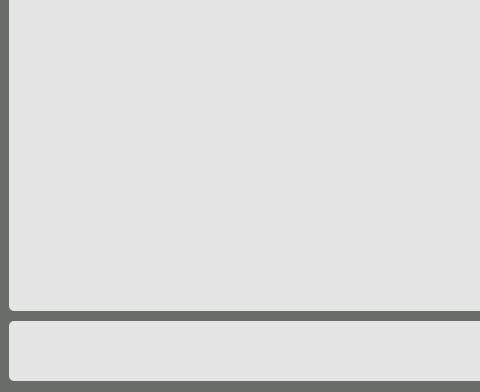
This is src/jp_balancerunscreen/jp_balancerun.ui in Jsvi53/qt_custom_widget as Qt 5 draws it before an edit; both pictures show x 0 to 480 and y 408 to 800 of the 1280 by 800 pixel window. The edited form follows.
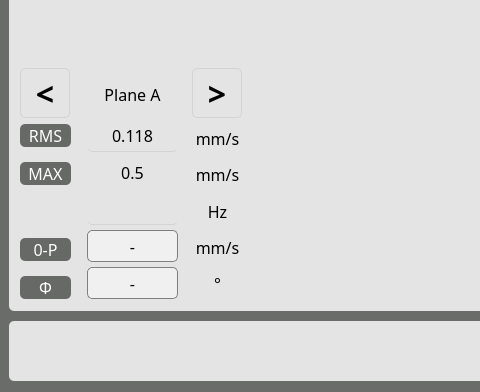
This is the edited form. Icons and pictures are not drawn.

Diff of the .ui file:
```diff
--- a/src/jp_balancerunscreen/jp_balancerun.ui
+++ b/src/jp_balancerunscreen/jp_balancerun.ui
@@ -862,39 +862,628 @@
           </widget>
          </item>
          <item>
-          <widget class="QScrollArea" name="scrollArea">
-           <property name="font">
-            <font>
-             <family>微软雅黑</family>
-             <pointsize>14</pointsize>
-            </font>
-           </property>
-           <property name="styleSheet">
-            <string notr="true">QScrollArea {
-	border: none;
-	background-color: rgb(228, 228, 228);
-}</string>
-           </property>
-           <property name="widgetResizable">
-            <bool>true</bool>
-           </property>
-           <widget class="QWidget" name="scrollAreaWidgetContents">
+          <widget class="QWidget" name="mainworkContainer" native="true">
+           <widget class="QWidget" name="horizontalLayoutWidget_7">
             <property name="geometry">
              <rect>
               <x>0</x>
               <y>0</y>
-              <width>1259</width>
-              <height>524</height>
+              <width>1261</width>
+              <height>526</height>
              </rect>
             </property>
-            <property name="styleSheet">
-             <string notr="true">QWidget {
-	border: none;
-	background-color: rgb(228, 228, 228);
-
+            <layout class="QHBoxLayout" name="horizontalLayout_5" stretch="11,10">
+             <property name="spacing">
+              <number>0</number>
+             </property>
+             <item>
+              <widget class="QWidget" name="leftContainer" native="true">
+               <widget class="QWidget" name="verticalLayoutWidget_3">
+                <property name="geometry">
+                 <rect>
+                  <x>-1</x>
+                  <y>-1</y>
+                  <width>661</width>
+                  <height>526</height>
+                 </rect>
+                </property>
+                <layout class="QVBoxLayout" name="verticalLayout_2" stretch="56,49">
+                 <property name="spacing">
+                  <number>0</number>
+                 </property>
+                 <item>
+                  <widget class="QWidget" name="spectrumContainer" native="true"/>
+                 </item>
+                 <item>
+                  <widget class="QWidget" name="widget_2" native="true">
+                   <property name="maximumSize">
+                    <size>
+                     <width>2000</width>
+                     <height>2000</height>
+                    </size>
+                   </property>
+                   <widget class="QWidget" name="horizontalLayoutWidget_8">
+                    <property name="geometry">
+                     <rect>
+                      <x>-1</x>
+                      <y>-1</y>
+                      <width>661</width>
+                      <height>246</height>
+                     </rect>
+                    </property>
+                    <layout class="QHBoxLayout" name="horizontalLayout_6">
+                     <item>
+                      <spacer name="horizontalSpacer_10">
+                       <property name="orientation">
+                        <enum>Qt::Horizontal</enum>
+                       </property>
+                       <property name="sizeType">
+                        <enum>QSizePolicy::Fixed</enum>
+                       </property>
+                       <property name="sizeHint" stdset="0">
+                        <size>
+                         <width>10</width>
+                         <height>20</height>
+                        </size>
+                       </property>
+                      </spacer>
+                     </item>
+                     <item>
+                      <widget class="QWidget" name="widget_4" native="true">
+                       <property name="minimumSize">
+                        <size>
+                         <width>60</width>
+                         <height>0</height>
+                        </size>
+                       </property>
+                       <property name="maximumSize">
+                        <size>
+                         <width>200</width>
+                         <height>16777215</height>
+                        </size>
+                       </property>
+                       <widget class="QWidget" name="verticalLayoutWidget_4">
+                        <property name="geometry">
+                         <rect>
+                          <x>-1</x>
+                          <y>-1</y>
+                          <width>61</width>
+                          <height>246</height>
+                         </rect>
+                        </property>
+                        <layout class="QVBoxLayout" name="verticalLayout_3">
+                         <property name="spacing">
+                          <number>15</number>
+                         </property>
+                         <property name="leftMargin">
+                          <number>5</number>
+                         </property>
+                         <property name="topMargin">
+                          <number>10</number>
+                         </property>
+                         <property name="rightMargin">
+                          <number>5</number>
+                         </property>
+                         <property name="bottomMargin">
+                          <number>5</number>
+                         </property>
+                         <item>
+                          <widget class="QPushButton" name="pushButton">
+                           <property name="minimumSize">
+                            <size>
+                             <width>50</width>
+                             <height>50</height>
+                            </size>
+                           </property>
+                           <property name="maximumSize">
+                            <size>
+                             <width>50</width>
+                             <height>50</height>
+                            </size>
+                           </property>
+                           <property name="font">
+                            <font>
+                             <family>宋体</family>
+                             <pointsize>24</pointsize>
+                             <weight>75</weight>
+                             <bold>true</bold>
+                            </font>
+                           </property>
+                           <property name="styleSheet">
+                            <string notr="true">QPushButton {
+	border: 1px solid lightgray;
+}</string>
+                           </property>
+                           <property name="text">
+                            <string>&lt;</string>
+                           </property>
+                          </widget>
+                         </item>
+                         <item>
+                          <widget class="QLabel" name="label">
+                           <property name="font">
+                            <font>
+                             <family>微软雅黑</family>
+                             <pointsize>12</pointsize>
+                            </font>
+                           </property>
+                           <property name="styleSheet">
+                            <string notr="true">QLabel {
+	color: white;
+	background-color: rgb(102, 105, 102);
 }
 </string>
-            </property>
+                           </property>
+                           <property name="text">
+                            <string>RMS</string>
+                           </property>
+                           <property name="alignment">
+                            <set>Qt::AlignCenter</set>
+                           </property>
+                          </widget>
+                         </item>
+                         <item>
+                          <widget class="QLabel" name="label_2">
+                           <property name="font">
+                            <font>
+                             <family>微软雅黑</family>
+                             <pointsize>12</pointsize>
+                            </font>
+                           </property>
+                           <property name="styleSheet">
+                            <string notr="true">QLabel {
+	color: white;
+	background-color: rgb(102, 105, 102);
+}
+</string>
+                           </property>
+                           <property name="text">
+                            <string>MAX</string>
+                           </property>
+                           <property name="alignment">
+                            <set>Qt::AlignCenter</set>
+                           </property>
+                          </widget>
+                         </item>
+                         <item>
+                          <widget class="QLabel" name="label_3">
+                           <property name="font">
+                            <font>
+                             <family>微软雅黑</family>
+                             <pointsize>12</pointsize>
+                            </font>
+                           </property>
+                           <property name="text">
+                            <string> </string>
+                           </property>
+                          </widget>
+                         </item>
+                         <item>
+                          <widget class="QLabel" name="label_4">
+                           <property name="font">
+                            <font>
+                             <family>微软雅黑</family>
+                             <pointsize>12</pointsize>
+                            </font>
+                           </property>
+                           <property name="styleSheet">
+                            <string notr="true">QLabel {
+	color: white;
+	background-color: rgb(102, 105, 102);
+}
+</string>
+                           </property>
+                           <property name="text">
+                            <string>0-P</string>
+                           </property>
+                           <property name="alignment">
+                            <set>Qt::AlignCenter</set>
+                           </property>
+                          </widget>
+                         </item>
+                         <item>
+                          <widget class="QLabel" name="label_5">
+                           <property name="font">
+                            <font>
+                             <family>微软雅黑</family>
+                             <pointsize>12</pointsize>
+                             <weight>50</weight>
+                             <bold>false</bold>
+                            </font>
+                           </property>
+                           <property name="styleSheet">
+                            <string notr="true">QLabel {
+	color: white;
+	background-color: rgb(102, 105, 102);
+}
+</string>
+                           </property>
+                           <property name="text">
+                            <string>Φ</string>
+                           </property>
+                           <property name="alignment">
+                            <set>Qt::AlignCenter</set>
+                           </property>
+                          </widget>
+                         </item>
+                        </layout>
+                       </widget>
+                      </widget>
+                     </item>
+                     <item>
+                      <widget class="QWidget" name="widget_5" native="true">
+                       <property name="minimumSize">
+                        <size>
+                         <width>100</width>
+                         <height>0</height>
+                        </size>
+                       </property>
+                       <property name="maximumSize">
+                        <size>
+                         <width>100</width>
+                         <height>16777215</height>
+                        </size>
+                       </property>
+                       <widget class="QWidget" name="verticalLayoutWidget_5">
+                        <property name="geometry">
+                         <rect>
+                          <x>0</x>
+                          <y>-1</y>
+                          <width>101</width>
+                          <height>246</height>
+                         </rect>
+                        </property>
+                        <layout class="QVBoxLayout" name="verticalLayout_5">
+                         <property name="spacing">
+                          <number>5</number>
+                         </property>
+                         <property name="leftMargin">
+                          <number>5</number>
+                         </property>
+                         <property name="topMargin">
+                          <number>20</number>
+                         </property>
+                         <property name="rightMargin">
+                          <number>5</number>
+                         </property>
+                         <property name="bottomMargin">
+                          <number>5</number>
+                         </property>
+                         <item>
+                          <widget class="QLabel" name="label_6">
+                           <property name="font">
+                            <font>
+                             <family>微软雅黑</family>
+                             <pointsize>12</pointsize>
+                            </font>
+                           </property>
+                           <property name="text">
+                            <string>Plane A</string>
+                           </property>
+                           <property name="alignment">
+                            <set>Qt::AlignCenter</set>
+                           </property>
+                          </widget>
+                         </item>
+                         <item>
+                          <spacer name="verticalSpacer">
+                           <property name="orientation">
+                            <enum>Qt::Vertical</enum>
+                           </property>
+                           <property name="sizeType">
+                            <enum>QSizePolicy::Fixed</enum>
+                           </property>
+                           <property name="sizeHint" stdset="0">
+                            <size>
+                             <width>20</width>
+                             <height>5</height>
+                            </size>
+                           </property>
+                          </spacer>
+                         </item>
+                         <item>
+                          <widget class="QLabel" name="label_7">
+                           <property name="font">
+                            <font>
+                             <family>微软雅黑</family>
+                             <pointsize>12</pointsize>
+                            </font>
+                           </property>
+                           <property name="styleSheet">
+                            <string notr="true">QLabel {
+	border-bottom: 1px solid lightgray;
+}</string>
+                           </property>
+                           <property name="text">
+                            <string>0.118</string>
+                           </property>
+                           <property name="alignment">
+                            <set>Qt::AlignCenter</set>
+                           </property>
+                          </widget>
+                         </item>
+                         <item>
+                          <widget class="QLabel" name="label_8">
+                           <property name="font">
+                            <font>
+                             <family>微软雅黑</family>
+                             <pointsize>12</pointsize>
+                            </font>
+                           </property>
+                           <property name="text">
+                            <string>0.5</string>
+                           </property>
+                           <property name="alignment">
+                            <set>Qt::AlignCenter</set>
+                           </property>
+                          </widget>
+                         </item>
+                         <item>
+                          <widget class="QLabel" name="label_9">
+                           <property name="font">
+                            <font>
+                             <family>微软雅黑</family>
+                             <pointsize>12</pointsize>
+                            </font>
+                           </property>
+                           <property name="styleSheet">
+                            <string notr="true">QLabel {
+	border-bottom: 1px solid lightgray;
+}</string>
+                           </property>
+                           <property name="text">
+                            <string/>
+                           </property>
+                           <property name="alignment">
+                            <set>Qt::AlignCenter</set>
+                           </property>
+                          </widget>
+                         </item>
+                         <item>
+                          <widget class="QLabel" name="label_10">
+                           <property name="font">
+                            <font>
+                             <family>微软雅黑</family>
+                             <pointsize>12</pointsize>
+                            </font>
+                           </property>
+                           <property name="styleSheet">
+                            <string notr="true">QLabel {
+    background-color: rgb(240, 240, 240);
+    border: 1px solid rgb(127, 127, 127);
+}</string>
+                           </property>
+                           <property name="text">
+                            <string>-</string>
+                           </property>
+                           <property name="alignment">
+                            <set>Qt::AlignCenter</set>
+                           </property>
+                          </widget>
+                         </item>
+                         <item>
+                          <widget class="QLabel" name="label_11">
+                           <property name="font">
+                            <font>
+                             <family>微软雅黑</family>
+                             <pointsize>12</pointsize>
+                            </font>
+                           </property>
+                           <property name="styleSheet">
+                            <string notr="true">QLabel {
+    background-color: rgb(240, 240, 240);
+    border: 1px solid rgb(127, 127, 127);
+}</string>
+                           </property>
+                           <property name="text">
+                            <string>-</string>
+                           </property>
+                           <property name="alignment">
+                            <set>Qt::AlignCenter</set>
+                           </property>
+                          </widget>
+                         </item>
+                        </layout>
+                       </widget>
+                      </widget>
+                     </item>
+                     <item>
+                      <widget class="QWidget" name="widget_6" native="true">
+                       <property name="minimumSize">
+                        <size>
+                         <width>60</width>
+                         <height>0</height>
+                        </size>
+                       </property>
+                       <property name="maximumSize">
+                        <size>
+                         <width>200</width>
+                         <height>16777215</height>
+                        </size>
+                       </property>
+                       <widget class="QWidget" name="verticalLayoutWidget_6">
+                        <property name="geometry">
+                         <rect>
+                          <x>-1</x>
+                          <y>-1</y>
+                          <width>61</width>
+                          <height>246</height>
+                         </rect>
+                        </property>
+                        <layout class="QVBoxLayout" name="verticalLayout_6">
+                         <property name="spacing">
+                          <number>5</number>
+                         </property>
+                         <property name="leftMargin">
+                          <number>5</number>
+                         </property>
+                         <property name="topMargin">
+                          <number>10</number>
+                         </property>
+                         <property name="rightMargin">
+                          <number>5</number>
+                         </property>
+                         <property name="bottomMargin">
+                          <number>5</number>
+                         </property>
+                         <item>
+                          <widget class="QPushButton" name="pushButton_2">
+                           <property name="minimumSize">
+                            <size>
+                             <width>50</width>
+                             <height>50</height>
+                            </size>
+                           </property>
+                           <property name="maximumSize">
+                            <size>
+                             <width>50</width>
+                             <height>50</height>
+                            </size>
+                           </property>
+                           <property name="font">
+                            <font>
+                             <family>宋体</family>
+                             <pointsize>24</pointsize>
+                             <weight>75</weight>
+                             <bold>true</bold>
+                            </font>
+                           </property>
+                           <property name="styleSheet">
+                            <string notr="true">QPushButton {
+	border: 1px solid lightgray;
+}</string>
+                           </property>
+                           <property name="text">
+                            <string>&gt;</string>
+                           </property>
+                          </widget>
+                         </item>
+                         <item>
+                          <widget class="QLabel" name="label_12">
+                           <property name="font">
+                            <font>
+                             <family>微软雅黑</family>
+                             <pointsize>12</pointsize>
+                            </font>
+                           </property>
+                           <property name="styleSheet">
+                            <string notr="true"/>
+                           </property>
+                           <property name="text">
+                            <string>mm/s</string>
+                           </property>
+                           <property name="alignment">
+                            <set>Qt::AlignCenter</set>
+                           </property>
+                          </widget>
+                         </item>
+                         <item>
+                          <widget class="QLabel" name="label_13">
+                           <property name="font">
+                            <font>
+                             <family>微软雅黑</family>
+                             <pointsize>12</pointsize>
+                            </font>
+                           </property>
+                           <property name="styleSheet">
+                            <string notr="true"/>
+                           </property>
+                           <property name="text">
+                            <string>mm/s</string>
+                           </property>
+                           <property name="alignment">
+                            <set>Qt::AlignCenter</set>
+                           </property>
+                          </widget>
+                         </item>
+                         <item>
+                          <widget class="QLabel" name="label_14">
+                           <property name="font">
+                            <font>
+                             <family>微软雅黑</family>
+                             <pointsize>12</pointsize>
+                            </font>
+                           </property>
+                           <property name="text">
+                            <string>Hz</string>
+                           </property>
+                           <property name="alignment">
+                            <set>Qt::AlignCenter</set>
+                           </property>
+                          </widget>
+                         </item>
+                         <item>
+                          <widget class="QLabel" name="label_15">
+                           <property name="font">
+                            <font>
+                             <family>微软雅黑</family>
+                             <pointsize>12</pointsize>
+                            </font>
+                           </property>
+                           <property name="styleSheet">
+                            <string notr="true"/>
+                           </property>
+                           <property name="text">
+                            <string>mm/s</string>
+                           </property>
+                           <property name="alignment">
+                            <set>Qt::AlignCenter</set>
+                           </property>
+                          </widget>
+                         </item>
+                         <item>
+                          <widget class="QLabel" name="label_16">
+                           <property name="font">
+                            <font>
+                             <family>微软雅黑</family>
+                             <pointsize>12</pointsize>
+                             <weight>50</weight>
+                             <bold>false</bold>
+                            </font>
+                           </property>
+                           <property name="styleSheet">
+                            <string notr="true"/>
+                           </property>
+                           <property name="text">
+                            <string>°</string>
+                           </property>
+                           <property name="alignment">
+                            <set>Qt::AlignCenter</set>
+                           </property>
+                          </widget>
+                         </item>
+                        </layout>
+                       </widget>
+                      </widget>
+                     </item>
+                     <item>
+                      <spacer name="horizontalSpacer_4">
+                       <property name="orientation">
+                        <enum>Qt::Horizontal</enum>
+                       </property>
+                       <property name="sizeType">
+                        <enum>QSizePolicy::Expanding</enum>
+                       </property>
+                       <property name="sizeHint" stdset="0">
+                        <size>
+                         <width>40</width>
+                         <height>20</height>
+                        </size>
+                       </property>
+                      </spacer>
+                     </item>
+                    </layout>
+                   </widget>
+                  </widget>
+                 </item>
+                </layout>
+               </widget>
+              </widget>
+             </item>
+             <item>
+              <widget class="QWidget" name="rightContainer" native="true"/>
+             </item>
+            </layout>
            </widget>
           </widget>
          </item>
```
